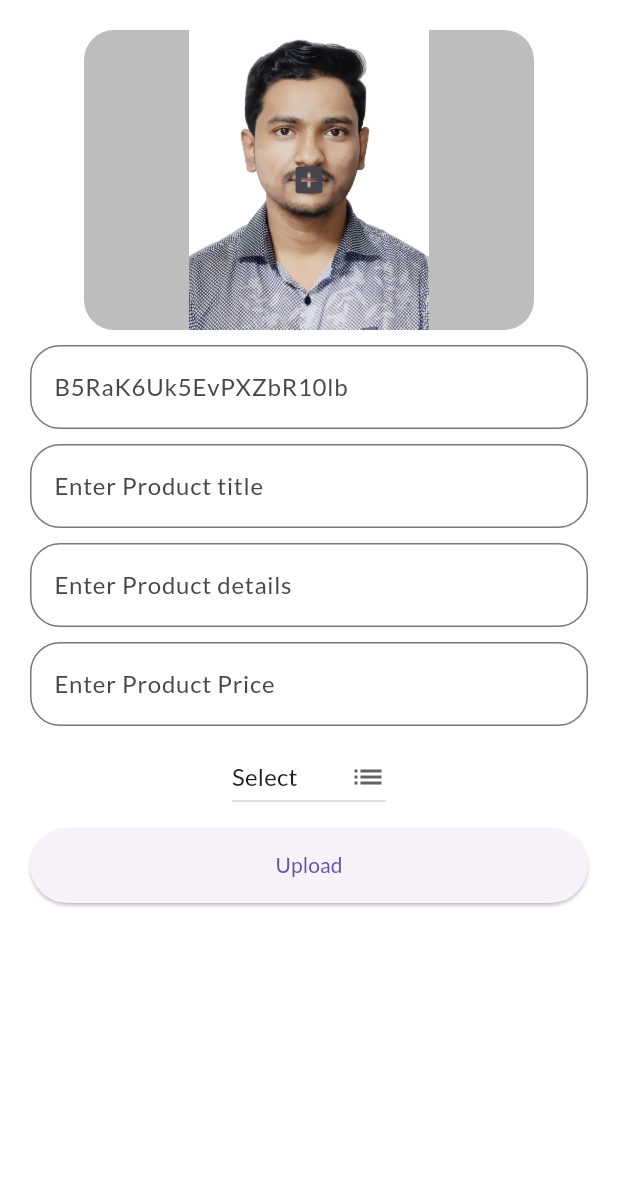
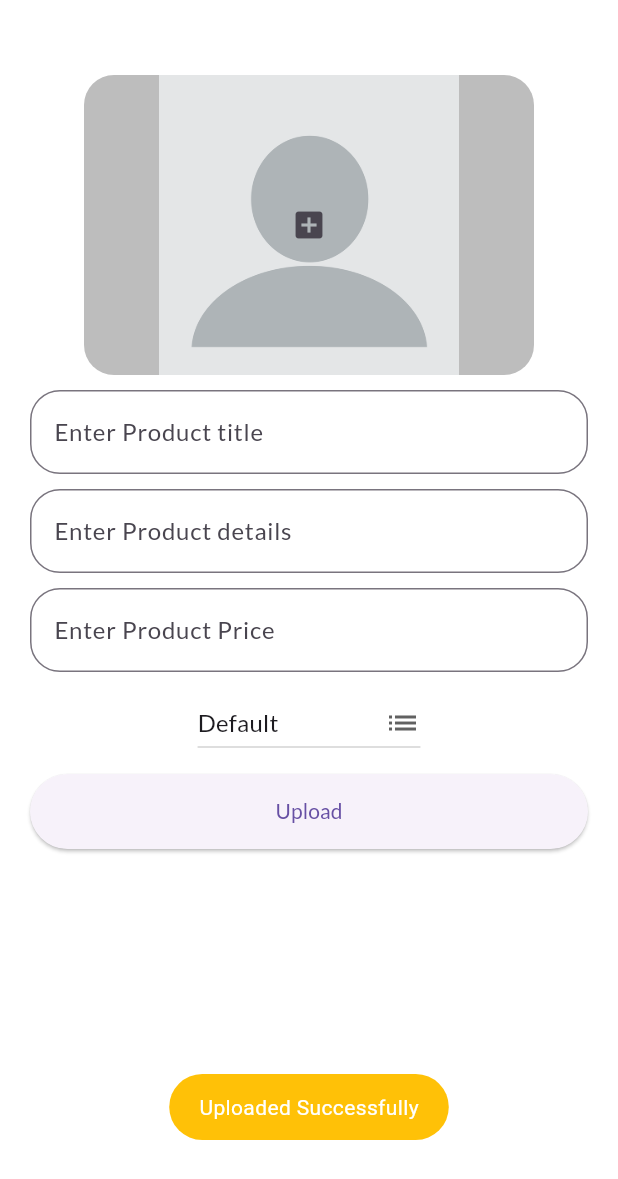
Before and after one commit to ant6000/footwear, a Flutter app: the screen it shows after launch, after a tap on "Upload", on a phone screen of 412 x 824 dp. Shown: the top 1179 px of the screen. Run offline on Flutter 3.47's test engine with Material 2 defaults, Android fonts, the phone set to English and light mode, and no system bars; our stand-ins replace cloud_firestore, firebase_auth, firebase_core, firebase_database, fluttertoast, image_picker and 2 more; accounts and stored records are empty.

Commit message:
last update

```diff
--- a/lib/main.dart
+++ b/lib/main.dart
@@ -1,7 +1,9 @@
 import 'package:firebase_core/firebase_core.dart';
 import 'package:flutter/material.dart';
+import 'package:footwear/provider/show_product_details_provider.dart';
 import 'package:footwear/provider/upload_provider.dart';
 import 'package:footwear/screens/home_page.dart';
+import 'package:footwear/screens/homefeed.dart';
 import 'package:footwear/screens/register_screen.dart';
 import 'package:provider/provider.dart';
 import 'provider/auth_provider.dart';
@@ -9,6 +11,7 @@ import 'provider/porduct_provider.dart';
 import 'firebase_options.dart';
 import 'screens/admin_page.dart';
 import 'screens/login_screen.dart';
+import 'screens/show_product_details.dart';
 import 'screens/splash_screen.dart';
 
 void main() async {
@@ -24,6 +27,9 @@ void main() async {
     ),
     ChangeNotifierProvider(
       create: (context) => UploadProvider(),
+    ),
+    ChangeNotifierProvider(
+      create: (context) => ShowProductDetailsProvider(),
     ),
   ], child: const MainApp()));
 }
--- a/lib/provider/upload_provider.dart
+++ b/lib/provider/upload_provider.dart
@@ -4,14 +4,22 @@ import 'package:flutter/material.dart';
 import 'package:footwear/repository/upload_repo.dart';
 
 class UploadProvider extends ChangeNotifier {
+  bool isLoading = false;
+
   Future<bool> uploadData(String imageUrl, String productId, String title,
       String details, double price, String catagory) async {
     try {
+      isLoading = true;
+      notifyListeners();
       FirebaseUploadRepository.uploadProduct(
           imageUrl, productId, title, details, price, catagory);
+      isLoading = false;
+      notifyListeners();
       return true;
     } catch (e) {
-      print(e.toString());
+      isLoading = false;
+      notifyListeners();
+      print('error form provider ${e.toString()}');
       return false;
     }
   }
--- a/lib/repository/upload_repo.dart
+++ b/lib/repository/upload_repo.dart
@@ -24,7 +24,7 @@ class FirebaseUploadRepository {
           .onError(
               (error, stackTrace) => print("Error writing document: $error"));
     } catch (e) {
-      print(e.toString());
+      print('error form repo ${e.toString()}');
     }
   }
 }
--- a/lib/screens/admin_page.dart
+++ b/lib/screens/admin_page.dart
@@ -20,7 +20,7 @@ class _UploadPageState extends State<UploadPage> {
   final TextEditingController details = TextEditingController();
   final TextEditingController price = TextEditingController();
   File? selectedImage;
-  String dropdownValue = 'Select';
+  String dropdownValue = 'Default';
 
   String randomString(int length) {
     const characters =
@@ -42,19 +42,24 @@ class _UploadPageState extends State<UploadPage> {
     final provider = Provider.of<UploadProvider>(context, listen: false);
     return Scaffold(
       body: SingleChildScrollView(
+        child: Center(
           child: Padding(
             padding: const EdgeInsets.symmetric(horizontal: 20),
             child: Column(
               mainAxisAlignment: MainAxisAlignment.center,
               crossAxisAlignment: CrossAxisAlignment.center,
               children: [
-              const SizedBox(height: 20),
+                SizedBox(height: 50),
                 Center(
                   child: Container(
                     height: 200,
                     width: 300,
                     decoration: BoxDecoration(
-                    image: selectedImage == null ? const DecorationImage(image: AssetImage('images/antor.png')): DecorationImage(image: FileImage(selectedImage!)),
+                        image: selectedImage == null
+                            ? const DecorationImage(
+                                image: AssetImage(
+                                    'images/default_profile_pic.png'))
+                            : DecorationImage(image: FileImage(selectedImage!)),
                         borderRadius: BorderRadius.circular(20),
                         color: Colors.black26),
                     child: IconButton(
@@ -63,17 +68,6 @@ class _UploadPageState extends State<UploadPage> {
                         },
                         icon: const Icon(Icons.add_box)),
                   ),
-              ),
-              const SizedBox(height: 10),
-              TextField(
-                readOnly: true,
-                controller: id,
-                decoration: InputDecoration(
-                    alignLabelWithHint: true,
-                    //labelText: 'ID',
-                    hintText: randomString(20),
-                    border: OutlineInputBorder(
-                        borderRadius: BorderRadius.circular(20))),
                 ),
                 const SizedBox(height: 10),
                 TextField(
@@ -104,23 +98,31 @@ class _UploadPageState extends State<UploadPage> {
                   value: dropdownValue,
                   icon: const Icon(Icons.list),
                   items: const [
-                  DropdownMenuItem(value: 'Select', child: Text('Select')),
-                  DropdownMenuItem(value: 'lopers', child: Text('lopers')),
-                  DropdownMenuItem(value: 'Snikers', child: Text('Snikers')),
-                  DropdownMenuItem(value: 'Boot', child: Text('Boot')),
+                    DropdownMenuItem(value: 'Default', child: Text('Default')),
+                    DropdownMenuItem(value: 'Loafers', child: Text('Loafers')),
+                    DropdownMenuItem(
+                        value: 'Sneakers', child: Text('Sneakers')),
+                    DropdownMenuItem(value: 'Running', child: Text('Running')),
                     DropdownMenuItem(
                         value: 'Flip-flops', child: Text('Flip-flops')),
-                  DropdownMenuItem(value: 'Sports', child: Text('Sports')),
+                    DropdownMenuItem(value: 'Soccer', child: Text('Soccer')),
                     DropdownMenuItem(
                         value: 'Bssketball', child: Text('Bssketball')),
-                  DropdownMenuItem(value: 'Wedge', child: Text('Wedge')),
+                    DropdownMenuItem(value: 'Boots', child: Text('Boots')),
                     DropdownMenuItem(value: 'Hiking', child: Text('Hiking')),
-                  DropdownMenuItem(value: 'Derby', child: Text('Derby')),
-                  DropdownMenuItem(value: 'Climbing', child: Text('Climbing')),
                     DropdownMenuItem(value: 'Golf', child: Text('Golf')),
-                  DropdownMenuItem(value: 'High top', child: Text('High top')),
                     DropdownMenuItem(
-                      value: 'Kitten heel', child: Text('Kitten heel')),
+                        value: 'Sandals & Slides',
+                        child: Text('Sandals & Slides')),
+                    DropdownMenuItem(value: 'Oxfords', child: Text('Oxfords')),
+                    DropdownMenuItem(value: 'Loafers', child: Text('Loafers')),
+                    DropdownMenuItem(
+                        value: 'Training & Gym', child: Text('Training & Gym')),
+                    DropdownMenuItem(
+                        value: 'Walking Shoes', child: Text('Walking Shoes')),
+                    DropdownMenuItem(
+                        value: 'Heels & Weadges',
+                        child: Text('Heels & Weadges')),
                   ],
                   onChanged: (value) {
                     setState(() {
@@ -135,21 +137,22 @@ class _UploadPageState extends State<UploadPage> {
                   child: ElevatedButton(
                       onPressed: () async {
                         bool isUploaded = await provider.uploadData(
-                          'imageUrl',
+                            selectedImage.toString(),
                             randomString(20),
                             title.text,
                             details.text,
-                          double.parse(price.text),
+                            50,
                             dropdownValue);
-
-                      if (isUploaded) {
+                        print(isUploaded);
+                        if (isUploaded == true) {
                           Fluttertoast.showToast(
                               msg: 'Uploaded Successfully',
                               backgroundColor: Colors.amber,
                               textColor: Colors.white,
                               gravity: ToastGravity.BOTTOM,
                               toastLength: Toast.LENGTH_SHORT);
-                      } else {
+                        }
+                        if (!isUploaded) {
                           Fluttertoast.showToast(
                               msg: 'Uploaded Failed',
                               backgroundColor: Colors.amber,
@@ -158,9 +161,12 @@ class _UploadPageState extends State<UploadPage> {
                               toastLength: Toast.LENGTH_SHORT);
                         }
                       },
-                    child: const Text('Upload')),
+                      child: provider.isLoading
+                          ? CircularProgressIndicator()
+                          : const Text('Upload')),
                 )
               ],
+            ),
           ),
         ),
       ),
```
Also changed, not shown: lib/model/product_details_model.dart (added, +41 -0 lines), lib/provider/show_product_details_provider.dart (added, +15 -0 lines), lib/repository/show_product_details_repo.dart (added, +19 -0 lines), lib/screens/show_product_details.dart (added, +95 -0 lines), images/default_profile_pic.png (added). Lines whose indentation alone changed are shown as unchanged.
